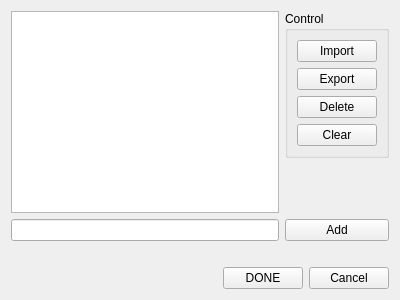
First picture: the form in code/view/ui/seqinputview.ui, repository ups100/MBI, before the edit.
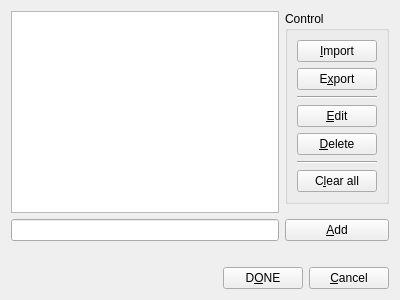
Second picture: the form after the edit. Icons and pictures are not drawn.

The edit to the form file:
```diff
--- a/code/view/ui/seqinputview.ui
+++ b/code/view/ui/seqinputview.ui
@@ -46,28 +46,49 @@
         <item>
          <widget class="QPushButton" name="m_pushButt_Import">
           <property name="text">
-           <string>Import</string>
+           <string>&amp;Import</string>
           </property>
          </widget>
         </item>
         <item>
          <widget class="QPushButton" name="m_pushButt_Export">
           <property name="text">
-           <string>Export</string>
+           <string>E&amp;xport</string>
+          </property>
+         </widget>
+        </item>
+        <item>
+         <widget class="Line" name="m_line_1">
+          <property name="orientation">
+           <enum>Qt::Horizontal</enum>
+          </property>
+         </widget>
+        </item>
+        <item>
+         <widget class="QPushButton" name="m_pushButt_Edit">
+          <property name="text">
+           <string>&amp;Edit</string>
           </property>
          </widget>
         </item>
         <item>
          <widget class="QPushButton" name="m_pushButt_Delete">
           <property name="text">
-           <string>Delete</string>
+           <string>&amp;Delete</string>
+          </property>
+         </widget>
+        </item>
+        <item>
+         <widget class="Line" name="m_line_2">
+          <property name="orientation">
+           <enum>Qt::Horizontal</enum>
           </property>
          </widget>
         </item>
         <item>
          <widget class="QPushButton" name="m_pushButt_Clear">
           <property name="text">
-           <string>Clear</string>
+           <string>C&amp;lear all</string>
           </property>
          </widget>
         </item>
@@ -90,7 +111,7 @@
      <item>
       <widget class="QPushButton" name="m_pushButt_Add">
        <property name="text">
-        <string>Add</string>
+        <string>&amp;Add</string>
        </property>
       </widget>
      </item>
@@ -123,14 +144,14 @@
        <item>
         <widget class="QPushButton" name="m_pushButt_Done">
          <property name="text">
-          <string>DONE</string>
+          <string>D&amp;ONE</string>
          </property>
         </widget>
        </item>
        <item>
         <widget class="QPushButton" name="m_pushButt_Cancel">
          <property name="text">
-          <string>Cancel</string>
+          <string>&amp;Cancel</string>
          </property>
         </widget>
        </item>
```
Left out of the diff: 7 changed lines with no effect on the pictures.
